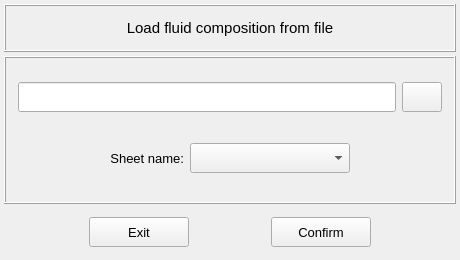
The window that pulse/interface/data/ui_files/model/setup/fluid/load_fluid_composition.ui (open-pulse/OpenPulse) describes before a commit, drawn with Qt 5.
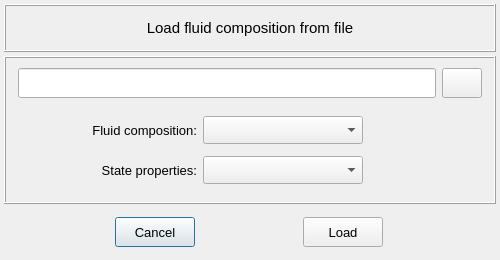
The same window after the commit. Icons and pictures are not drawn.

Commit message: Export the fluid composition and state properties data in a spreadsheet file #560

What changed in the file:
```diff
--- a/pulse/interface/data/ui_files/model/setup/fluid/load_fluid_composition.ui
+++ b/pulse/interface/data/ui_files/model/setup/fluid/load_fluid_composition.ui
@@ -6,19 +6,19 @@
    <rect>
     <x>0</x>
     <y>0</y>
-    <width>460</width>
+    <width>500</width>
     <height>260</height>
    </rect>
   </property>
   <property name="minimumSize">
    <size>
-    <width>460</width>
+    <width>500</width>
     <height>260</height>
    </size>
   </property>
   <property name="maximumSize">
    <size>
-    <width>460</width>
+    <width>500</width>
     <height>260</height>
    </size>
   </property>
@@ -116,30 +116,6 @@
       <property name="bottomMargin">
        <number>4</number>
       </property>
-      <item row="0" column="0">
-       <widget class="QLineEdit" name="lineEdit_file_path">
-        <property name="minimumSize">
-         <size>
-          <width>300</width>
-          <height>30</height>
-         </size>
-        </property>
-        <property name="maximumSize">
-         <size>
-          <width>16777215</width>
-          <height>30</height>
-         </size>
-        </property>
-        <property name="font">
-         <font>
-          <pointsize>8</pointsize>
-         </font>
-        </property>
-        <property name="alignment">
-         <set>Qt::AlignmentFlag::AlignCenter</set>
-        </property>
-       </widget>
-      </item>
       <item row="0" column="1">
        <widget class="QPushButton" name="pushButton_search">
         <property name="minimumSize">
@@ -177,12 +153,36 @@
         </property>
        </widget>
       </item>
-      <item row="1" column="0" colspan="2">
+      <item row="0" column="0">
+       <widget class="QLineEdit" name="lineEdit_file_path">
+        <property name="minimumSize">
+         <size>
+          <width>300</width>
+          <height>30</height>
+         </size>
+        </property>
+        <property name="maximumSize">
+         <size>
+          <width>16777215</width>
+          <height>30</height>
+         </size>
+        </property>
+        <property name="font">
+         <font>
+          <pointsize>9</pointsize>
+         </font>
+        </property>
+        <property name="alignment">
+         <set>Qt::AlignmentFlag::AlignCenter</set>
+        </property>
+       </widget>
+      </item>
+      <item row="1" column="0">
        <widget class="QFrame" name="frame_4">
         <property name="maximumSize">
          <size>
           <width>16777215</width>
-          <height>40</height>
+          <height>80</height>
          </size>
         </property>
         <property name="frameShape">
@@ -204,54 +204,6 @@
          <property name="bottomMargin">
           <number>0</number>
          </property>
-         <item row="0" column="1">
-          <widget class="QLabel" name="label_sheet_name">
-           <property name="minimumSize">
-            <size>
-             <width>0</width>
-             <height>30</height>
-            </size>
-           </property>
-           <property name="maximumSize">
-            <size>
-             <width>100</width>
-             <height>30</height>
-            </size>
-           </property>
-           <property name="font">
-            <font>
-             <pointsize>10</pointsize>
-            </font>
-           </property>
-           <property name="text">
-            <string>Sheet name:</string>
-           </property>
-           <property name="alignment">
-            <set>Qt::AlignmentFlag::AlignRight|Qt::AlignmentFlag::AlignTrailing|Qt::AlignmentFlag::AlignVCenter</set>
-           </property>
-          </widget>
-         </item>
-         <item row="0" column="2">
-          <widget class="QComboBox" name="comboBox_sheet_names">
-           <property name="minimumSize">
-            <size>
-             <width>160</width>
-             <height>30</height>
-            </size>
-           </property>
-           <property name="maximumSize">
-            <size>
-             <width>200</width>
-             <height>30</height>
-            </size>
-           </property>
-           <property name="font">
-            <font>
-             <pointsize>10</pointsize>
-            </font>
-           </property>
-          </widget>
-         </item>
          <item row="0" column="3">
           <spacer name="horizontalSpacer">
            <property name="orientation">
@@ -265,6 +217,54 @@
            </property>
           </spacer>
          </item>
+         <item row="0" column="2">
+          <widget class="QComboBox" name="comboBox_sheet_names">
+           <property name="minimumSize">
+            <size>
+             <width>160</width>
+             <height>28</height>
+            </size>
+           </property>
+           <property name="maximumSize">
+            <size>
+             <width>160</width>
+             <height>28</height>
+            </size>
+           </property>
+           <property name="font">
+            <font>
+             <pointsize>9</pointsize>
+            </font>
+           </property>
+          </widget>
+         </item>
+         <item row="0" column="1">
+          <widget class="QLabel" name="label_sheet_name">
+           <property name="minimumSize">
+            <size>
+             <width>0</width>
+             <height>28</height>
+            </size>
+           </property>
+           <property name="maximumSize">
+            <size>
+             <width>160</width>
+             <height>28</height>
+            </size>
+           </property>
+           <property name="font">
+            <font>
+             <pointsize>10</pointsize>
+            </font>
+           </property>
+           <property name="text">
+            <string>Fluid composition:</string>
+           </property>
+           <property name="alignment">
+            <set>Qt::AlignmentFlag::AlignRight|Qt::AlignmentFlag::AlignTrailing|Qt::AlignmentFlag::AlignVCenter</set>
+           </property>
+          </widget>
+         </item>
          <item row="0" column="0">
           <spacer name="horizontalSpacer_2">
            <property name="orientation">
@@ -278,6 +278,54 @@
            </property>
           </spacer>
          </item>
+         <item row="1" column="1">
+          <widget class="QLabel" name="label_sheet_name_2">
+           <property name="minimumSize">
+            <size>
+             <width>0</width>
+             <height>28</height>
+            </size>
+           </property>
+           <property name="maximumSize">
+            <size>
+             <width>160</width>
+             <height>28</height>
+            </size>
+           </property>
+           <property name="font">
+            <font>
+             <pointsize>10</pointsize>
+            </font>
+           </property>
+           <property name="text">
+            <string>State properties:</string>
+           </property>
+           <property name="alignment">
+            <set>Qt::AlignmentFlag::AlignRight|Qt::AlignmentFlag::AlignTrailing|Qt::AlignmentFlag::AlignVCenter</set>
+           </property>
+          </widget>
+         </item>
+         <item row="1" column="2">
+          <widget class="QComboBox" name="comboBox_state_properties">
+           <property name="minimumSize">
+            <size>
+             <width>160</width>
+             <height>28</height>
+            </size>
+           </property>
+           <property name="maximumSize">
+            <size>
+             <width>160</width>
+             <height>28</height>
+            </size>
+           </property>
+           <property name="font">
+            <font>
+             <pointsize>9</pointsize>
+            </font>
+           </property>
+          </widget>
+         </item>
         </layout>
        </widget>
       </item>
@@ -309,13 +357,13 @@
        <widget class="QPushButton" name="pushButton_exit">
         <property name="minimumSize">
          <size>
-          <width>100</width>
+          <width>80</width>
           <height>30</height>
          </size>
         </property>
         <property name="maximumSize">
          <size>
-          <width>100</width>
+          <width>80</width>
           <height>30</height>
          </size>
         </property>
@@ -325,10 +373,7 @@
          </font>
         </property>
         <property name="text">
-         <string>Exit</string>
-        </property>
-        <property name="autoDefault">
-         <bool>false</bool>
+         <string>Cancel</string>
         </property>
        </widget>
       </item>
@@ -336,13 +381,13 @@
        <widget class="QPushButton" name="pushButton_confirm">
         <property name="minimumSize">
          <size>
-          <width>100</width>
+          <width>80</width>
           <height>30</height>
          </size>
         </property>
         <property name="maximumSize">
          <size>
-          <width>100</width>
+          <width>80</width>
           <height>30</height>
          </size>
         </property>
@@ -352,13 +397,7 @@
          </font>
         </property>
         <property name="text">
-         <string>Confirm</string>
-        </property>
-        <property name="autoDefault">
-         <bool>false</bool>
-        </property>
-        <property name="default">
-         <bool>false</bool>
+         <string>Load</string>
         </property>
        </widget>
       </item>
```
Left out of the diff: 13 changed lines with no effect on the pictures. The commit also changes 6 other files.
